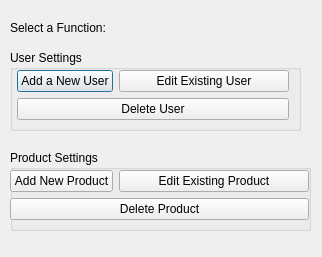
Before: the Qt Designer form adminsettings.ui in aishakandeell/cs2labproject, drawn with Qt 5.
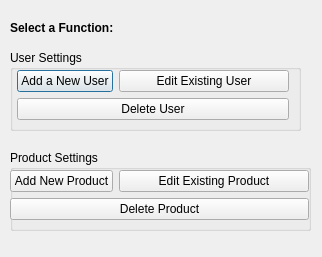
After: the same form once the commit is applied.

Patch:
```diff
--- a/adminsettings.ui
+++ b/adminsettings.ui
@@ -23,7 +23,7 @@
     </rect>
    </property>
    <property name="text">
-    <string>Select a Function:</string>
+    <string>&lt;html&gt;&lt;head/&gt;&lt;body&gt;&lt;p&gt;&lt;span style=&quot; font-weight:700;&quot;&gt;Select a Function:&lt;/span&gt;&lt;/p&gt;&lt;/body&gt;&lt;/html&gt;</string>
    </property>
   </widget>
   <widget class="QGroupBox" name="groupBox">
```
